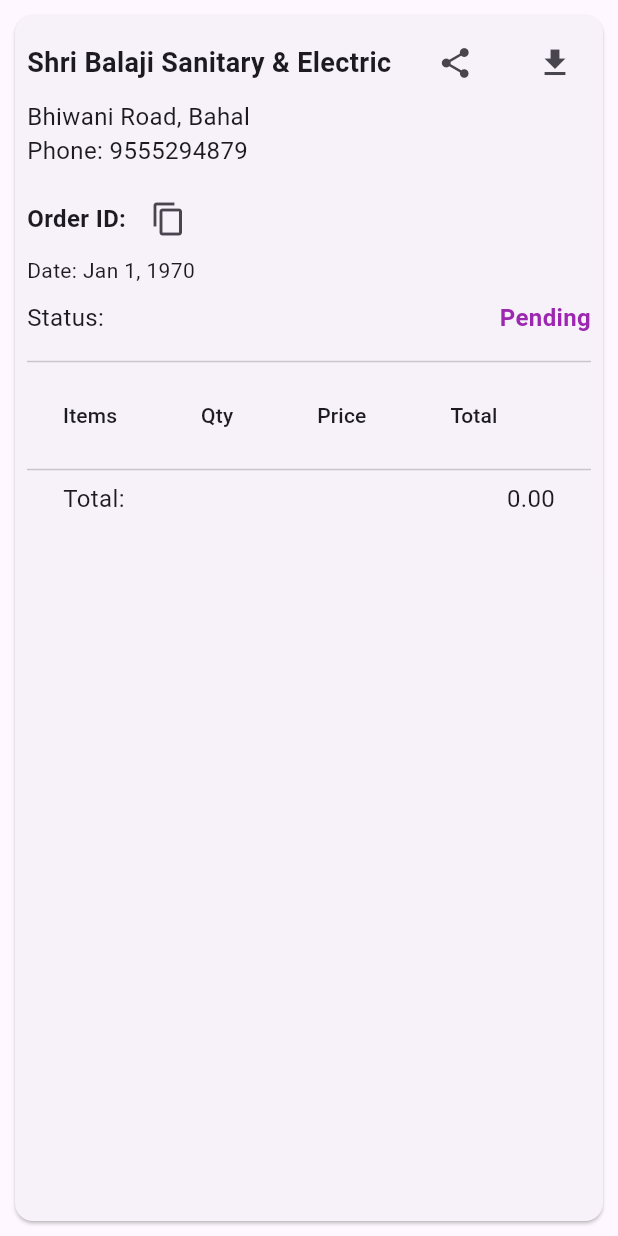
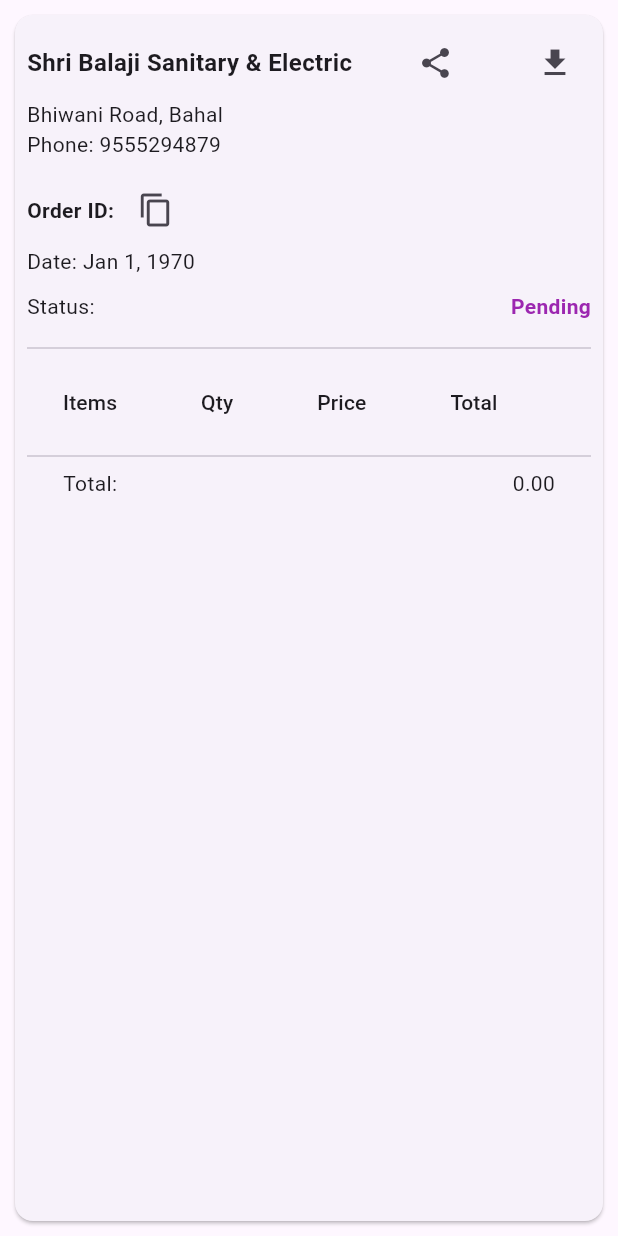
Before and after one commit to dkofficial24/sanitary_mart, a Flutter app: the OrderCard widget shown alone on an empty page, opened directly with empty values, on a phone screen of 412 x 824 dp. Run offline on Flutter 3.47's test engine with Material 3 defaults, Android fonts, the light colour scheme and no system bars; our stand-ins replace cached_network_image, cloud_firestore, firebase_analytics, firebase_auth, firebase_core, firebase_crashlytics and 12 more; missing offline and left inert: clipboard, molten_navigationbar_flutter; accounts and stored records are empty.

```diff
--- a/lib/order/ui/widget/order_card_widget.dart
+++ b/lib/order/ui/widget/order_card_widget.dart
@@ -28,7 +28,7 @@
                 const Text(
                   'Shri Balaji Sanitary & Electric',
                   style: TextStyle(
-                    fontSize: 18.0,
+                    fontSize: 16.0,
                     fontWeight: FontWeight.bold,
                   ),
                 ),
@@ -47,13 +47,13 @@
             const Text(
               'Bhiwani Road, Bahal',
               style: TextStyle(
-                fontSize: 16.0,
+                fontSize: 14.0,
               ),
             ),
             const Text(
               'Phone: 9555294879',
               style: TextStyle(
-                fontSize: 16.0,
+                fontSize: 14.0,
               ),
             ),
             const SizedBox(height: 10),
@@ -62,7 +62,7 @@
                 Text(
                   'Order ID: ${order.orderId}',
                   style: const TextStyle(
-                    fontSize: 16.0,
+                    fontSize: 14.0,
                     fontWeight: FontWeight.bold,
                   ),
                 ),
@@ -74,13 +74,13 @@
             Row(
               mainAxisAlignment: MainAxisAlignment.spaceBetween,
               children: [
-                const Text('Status:', style: TextStyle(fontSize: 16.0)),
+                const Text('Status:', style: TextStyle(fontSize: 14.0)),
                 Text(
                   '${order.orderStatus.name.capitalize}',
                   style: TextStyle(
                     fontWeight: FontWeight.bold,
                     color: getStatusColor(order.orderStatus),
-                    fontSize: 16.0,
+                    fontSize: 14.0,
                   ),
                 ),
               ],
@@ -137,10 +137,10 @@
                   Row(
                     mainAxisAlignment: MainAxisAlignment.spaceBetween,
                     children: [
-                      const Text('Total:', style: TextStyle(fontSize: 16.0)),
+                      const Text('Total:', style: TextStyle(fontSize: 14.0)),
                       Text(
                         total.toStringAsFixed(2),
-                        style: const TextStyle(fontSize: 16.0),
+                        style: const TextStyle(fontSize: 14.0),
                       ),
                     ],
                   ),
@@ -151,7 +151,7 @@
                         const Text(
                           'Points:',
                           style: TextStyle(
-                            fontSize: 16.0,
+                            fontSize: 14.0,
                             color: Colors.green,
                           ),
                         ),
```
Also changed, not shown: lib/order/ui/widget/order_as_pdf.dart (+13 -13 lines).
